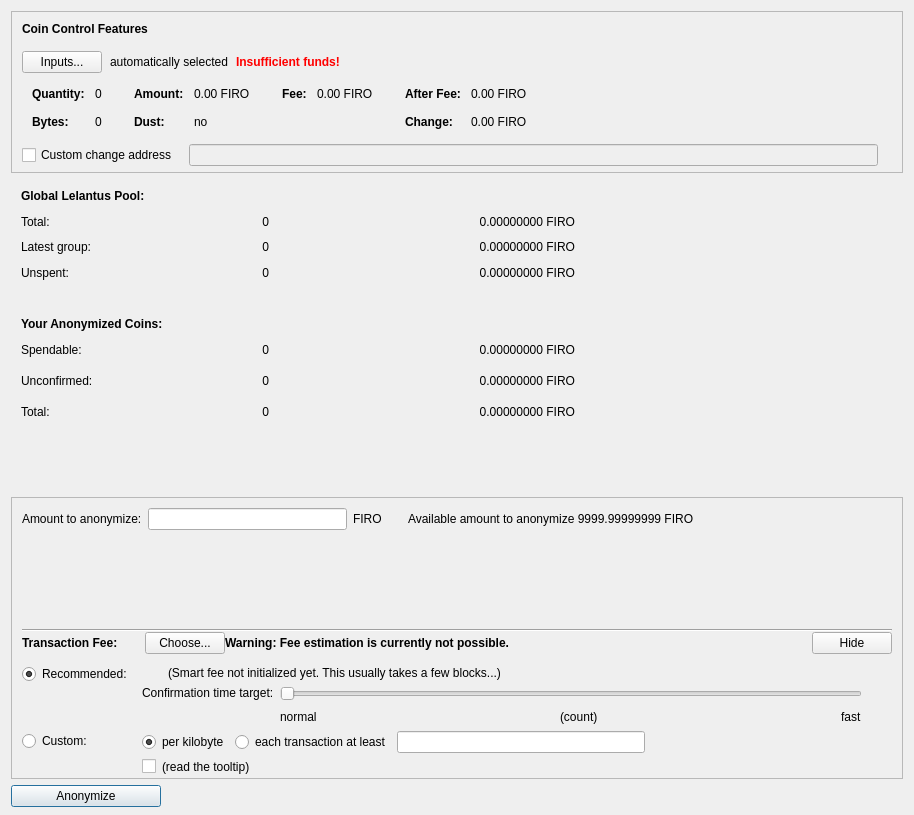
Qt form src/qt/forms/lelantusdialog.ui (firoorg/firo) before a commit.
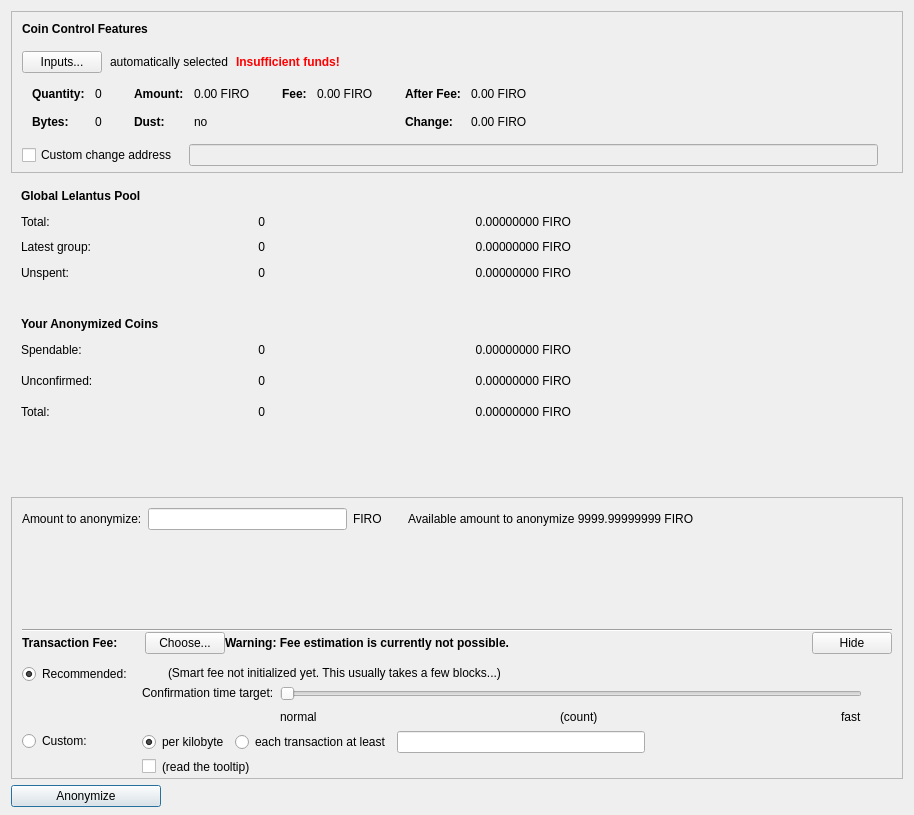
The same form after that commit. Icons and pictures are not drawn. Custom widgets are drawn as their Qt base class.

Commit message:
Update UI element names
Clearer element names and small tweaks in UI consistency

Patch:
```diff
--- a/src/qt/forms/lelantusdialog.ui
+++ b/src/qt/forms/lelantusdialog.ui
@@ -651,7 +651,7 @@
           </font>
          </property>
          <property name="text">
-          <string>Global Lelantus Pool:</string>
+          <string>Global Lelantus Pool</string>
          </property>
         </widget>
        </item>
@@ -783,7 +783,7 @@
           </font>
          </property>
          <property name="text">
-          <string>Your Anonymized Coins:</string>
+          <string>Your Anonymized Coins</string>
          </property>
          <property name="alignment">
           <set>Qt::AlignBottom|Qt::AlignLeading|Qt::AlignLeft</set>
```
Left out of the diff: 10 changed lines with no effect on the pictures. The commit also changes 3 other files.
